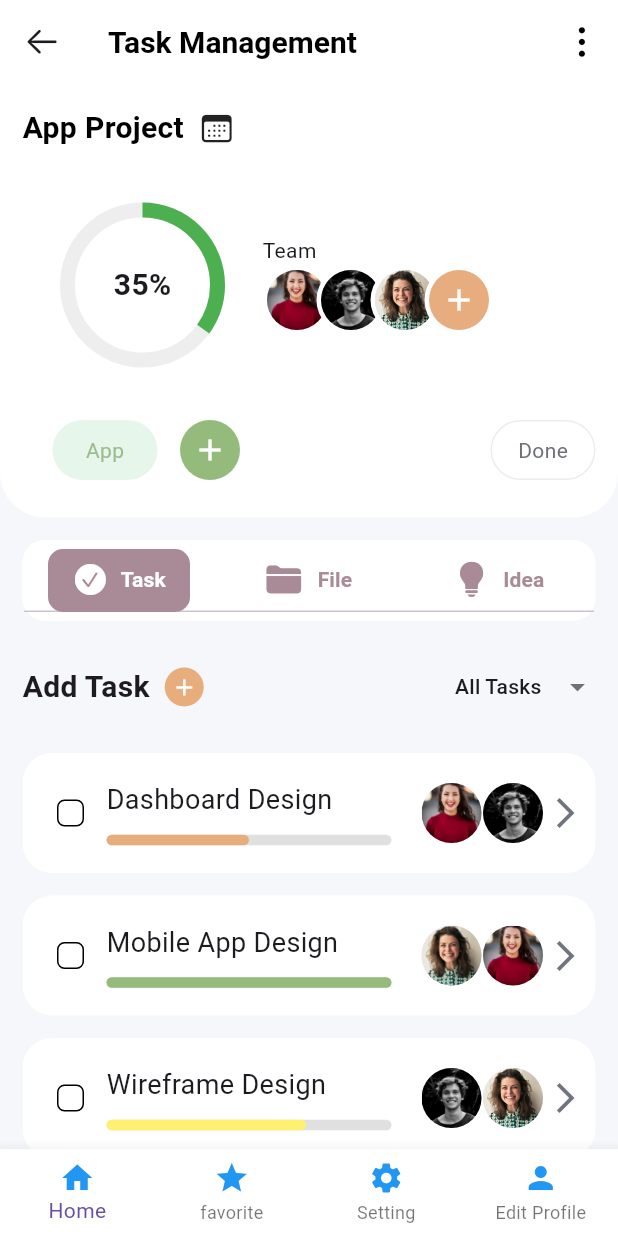
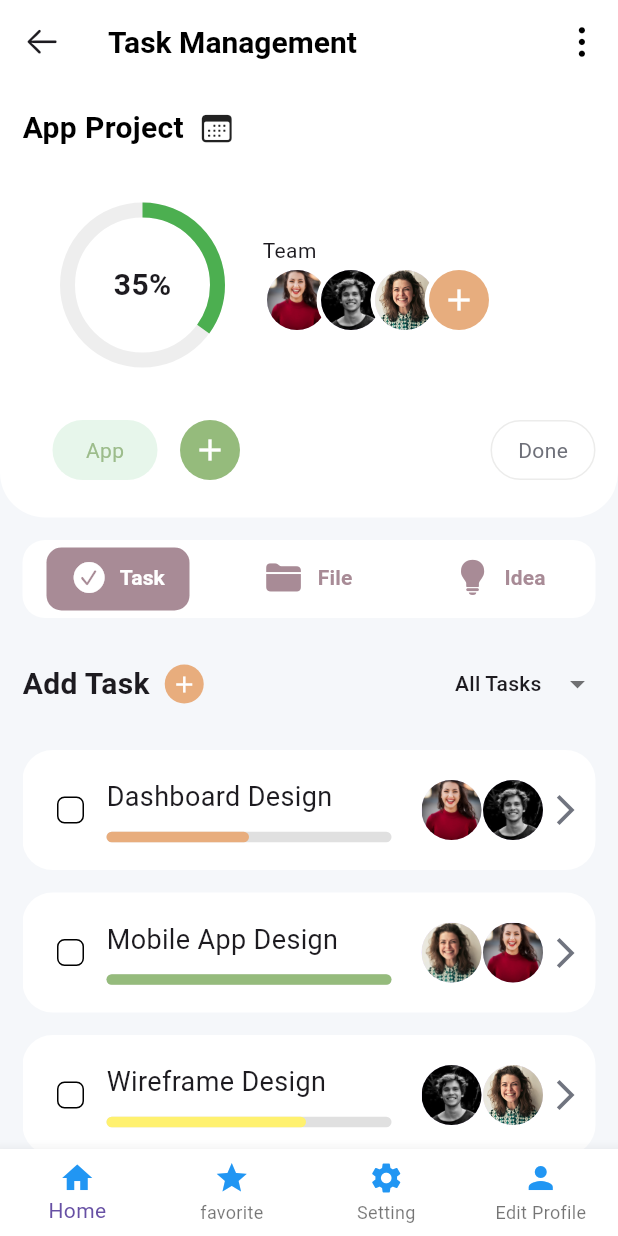
Before and after one commit to Noppanut01/modern_profile, a Flutter app: the screen it shows after launch, on a phone screen of 412 x 824 dp. Run offline on Flutter 3.47's test engine with Material 3 defaults, Android fonts, the phone set to English and light mode, and no system bars; our stand-ins replace google_fonts; Roboto replaces fonts that are missing (Kanit).

Commit message:
fixed tabbar bug

```diff
--- a/lib/components/tab_navigation.dart
+++ b/lib/components/tab_navigation.dart
@@ -6,9 +6,7 @@ import 'file_page.dart';
 import 'idea_page.dart';
 
 class TabNavigationWidget extends StatelessWidget {
-  const TabNavigationWidget({
-    super.key,
-  });
+  const TabNavigationWidget({super.key});
 
   static const List<TabBarItem> tabItems = [
     TabBarItem(
@@ -35,38 +33,62 @@ class TabNavigationWidget extends StatelessWidget {
   Widget build(BuildContext context) {
     return SizedBox(
       height: MediaQuery.of(context).size.height * 0.5,
-      width: double.infinity,
       child: DefaultTabController(
-        length: 3,
+        length: tabItems.length,
         child: Column(
-          // crossAxisAlignment: CrossAxisAlignment.start,
           children: [
+            // Container(
+            //   decoration: BoxDecoration(
+            //     color: Colors.black,
+            //     borderRadius: BorderRadius.circular(15),
+            //   ),
+            //   padding: const EdgeInsets.symmetric(vertical: 5),
+            //   child: TabBar(
+            //     indicator: BoxDecoration(
+            //       color: const Color(0xFFA88B96),
+            //       borderRadius: BorderRadius.circular(10),
+            //     ),
+            //     indicatorColor: Colors.transparent,
+            //     labelColor: Colors.white,
+            //     unselectedLabelColor: const Color(0xFFA88B96),
+            //     tabs: tabItems,
+            //   ),
+            // ),
             Container(
               decoration: BoxDecoration(
                 color: Colors.white,
                 borderRadius: BorderRadius.circular(15),
-                  border: Border.all(color: Colors.transparent)),
-              padding: const EdgeInsets.symmetric(vertical: 5),
+              ),
+              padding: EdgeInsets.symmetric(vertical: 5),
+              child: Theme(
+                data: Theme.of(context).copyWith(
+                  tabBarTheme: TabBarTheme(
+                    indicator: BoxDecoration(
+                      color: Color(0xFFA88B96),
+                      borderRadius: BorderRadius.circular(10),
+                    ),
+                    dividerColor:
+                        Colors.transparent, // ✅ REMOVE DEFAULT UNDERLINE
+                  ),
+                ),
                 child: TabBar(
                   indicator: BoxDecoration(
                     color: Color(0xFFA88B96),
                     borderRadius: BorderRadius.circular(10),
                   ),
+                  indicatorColor: Colors.transparent, // 🚨 HIDE UNDERLINE AGAIN
+                  overlayColor: WidgetStateProperty.all(
+                      Colors.transparent), // 🔥 REMOVE CLICK EFFECT
                   labelColor: Colors.white,
                   unselectedLabelColor: Color(0xFFA88B96),
-                tabs: [
-                  tabItems[0],
-                  tabItems[1],
-                  tabItems[2],
-                ],
+                  tabs: tabItems,
                 ),
               ),
-            SizedBox(height: 20),
+            ),
+            const SizedBox(height: 20),
             Expanded(
               child: TabBarView(
-                children: [
-                  for (int i = 0; i < tabPages.length; i++) tabPages[i],
-                ],
+                children: tabPages,
               ),
             ),
           ],
--- a/lib/components/tabbar_item.dart
+++ b/lib/components/tabbar_item.dart
@@ -14,7 +14,7 @@ class TabBarItem extends StatelessWidget {
   Widget build(BuildContext context) {
     return SizedBox(
       height: 40,
-      width: 100,
+      width: 110,
       child: Tab(
         child: Padding(
           padding: const EdgeInsets.all(8.0),
```
Lines whose indentation alone changed are shown as unchanged.
